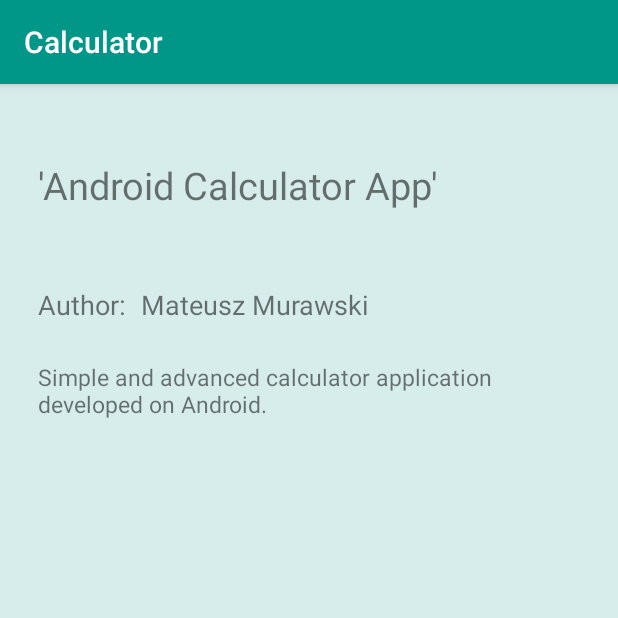
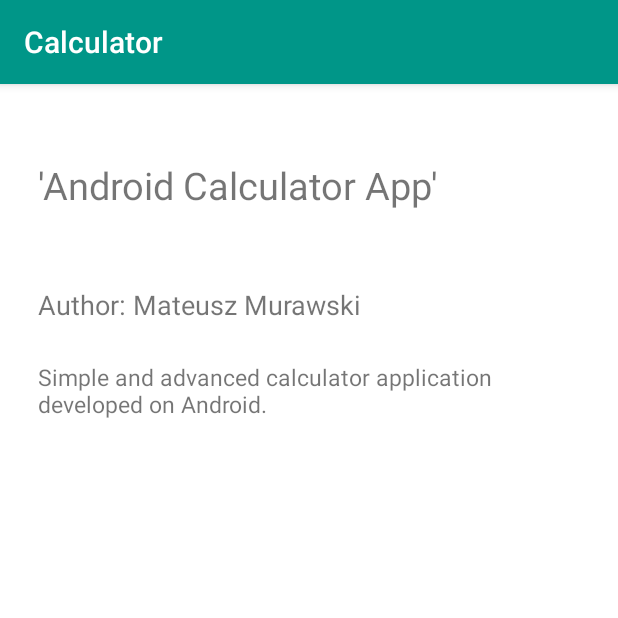
Before and after one commit to matt7m/AndroidCalculatorApp, an Android app: the AboutInfoActivity screen opened directly, with no data from a screen before it, on a phone screen of 412 x 824 dp, the top half of it. Run offline under Robolectric (Android 15) with nearby library versions, the phone set to English and light mode, and no system bars.

Commit message:
Add about info view.

```diff
--- a/app/src/main/java/com/example/app/AboutInfoActivity.java
+++ b/app/src/main/java/com/example/app/AboutInfoActivity.java
@@ -19,7 +19,7 @@ public class AboutInfoActivity extends AppCompatActivity {
         appName.setText("'Android Calculator App'");
 
         appAuthor = findViewById(R.id.author_text);
-        appAuthor.setText("Mateusz Murawski");
+        appAuthor.setText("Author: Mateusz Murawski");
 
         appDescription = findViewById(R.id.description);
         appDescription.setText("Simple and advanced calculator application developed on Android.");
--- a/app/src/main/res/layout/about_info.xml
+++ b/app/src/main/res/layout/about_info.xml
@@ -4,23 +4,15 @@
                                                    xmlns:tools="http://schemas.android.com/tools"
                                                    android:layout_width="match_parent"
                                                    android:layout_height="match_parent"
-                                                   android:background="@color/lightGreen" android:paddingRight="25dp"
+                                                   android:background="@color/white" android:paddingRight="25dp"
                                                    android:paddingLeft="25dp">
-    <TextView
-            android:textSize="18sp"
-            android:text="@string/author"
-            android:layout_width="wrap_content"
-            android:layout_height="wrap_content" android:id="@+id/textView3"
-            app:layout_constraintStart_toStartOf="parent"
-            app:layout_constraintTop_toBottomOf="@+id/app_name"
-            android:layout_marginTop="50dp"/>
     <TextView
             android:textSize="18sp"
             android:layout_width="wrap_content"
             android:layout_height="wrap_content" android:id="@+id/author_text"
             android:layout_marginTop="50dp"
-            app:layout_constraintTop_toBottomOf="@+id/app_name" app:layout_constraintStart_toEndOf="@+id/textView3"
-            android:layout_marginStart="10dp"/>
+            app:layout_constraintTop_toBottomOf="@+id/app_name"
+            android:layout_marginStart="10dp" tools:ignore="MissingConstraints"/>
     <TextView
             android:textSize="15sp"
             android:layout_width="wrap_content"
```
